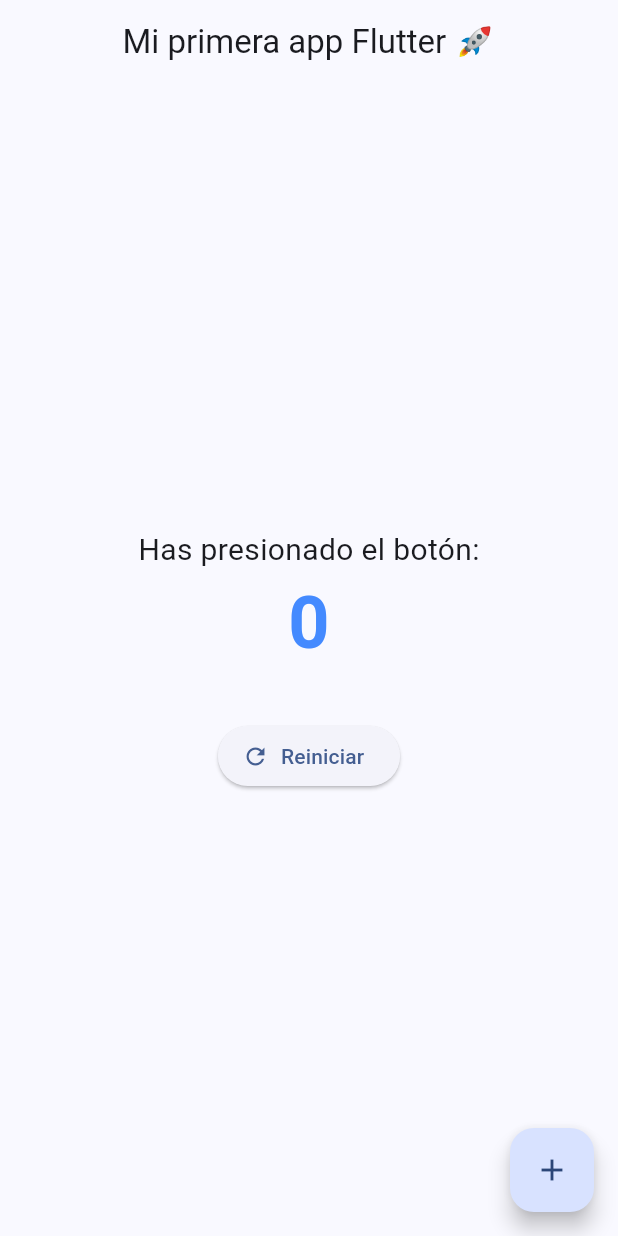
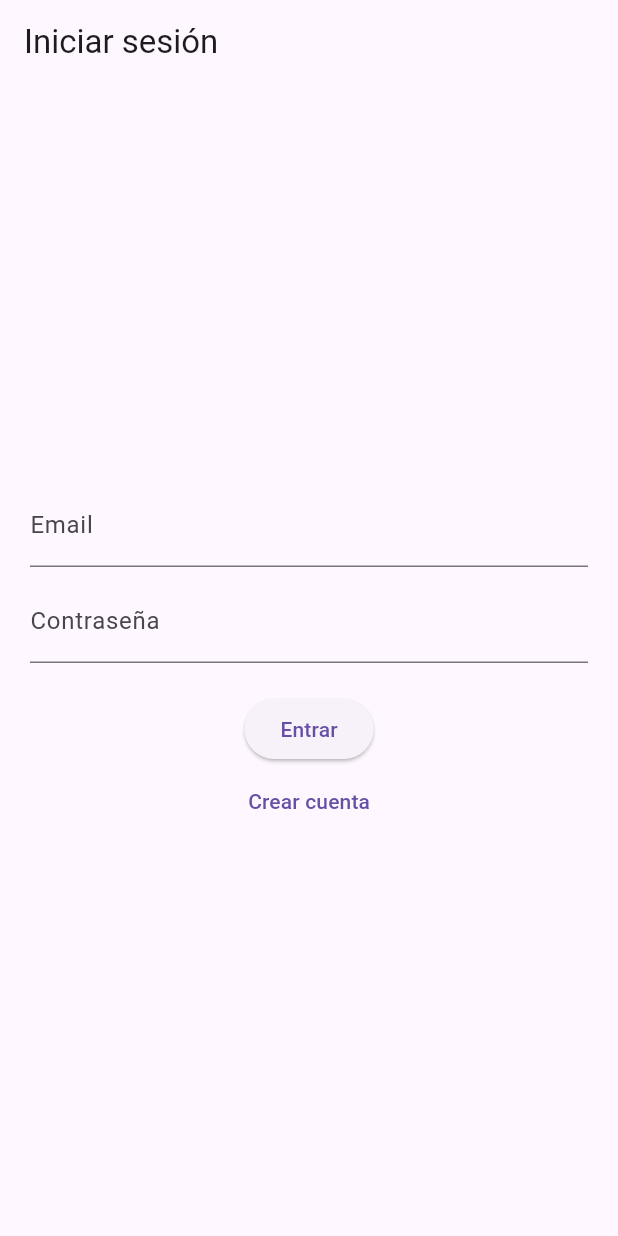
Before and after one commit to alusan9143/KilometrosYCentimos, a Flutter app: the screen it shows after launch, on a phone screen of 412 x 824 dp. Run offline on Flutter 3.47's test engine with Material 3 defaults, Android fonts, the light colour scheme and no system bars; our stand-ins replace firebase_auth, firebase_core; accounts and stored records are empty.

Commit message:
Cambios de archivos

```diff
--- a/Front/lib/main.dart
+++ b/Front/lib/main.dart
@@ -1,6 +1,13 @@
 import 'package:flutter/material.dart';
+import 'package:firebase_core/firebase_core.dart';
+import 'package:firebase_auth/firebase_auth.dart';
+import 'firebase_options.dart';
+import 'pages/login_page.dart';
+import 'pages/main_wrapper.dart';
 
-void main() {
+void main() async {
+  WidgetsFlutterBinding.ensureInitialized();
+  await Firebase.initializeApp(options: DefaultFirebaseOptions.currentPlatform);
   runApp(const MyApp());
 }
 
@@ -10,76 +17,36 @@ class MyApp extends StatelessWidget {
   @override
   Widget build(BuildContext context) {
     return MaterialApp(
-      debugShowCheckedModeBanner: false, // quita la etiqueta de "debug"
-      title: 'Mi Primera App Flutter',
-      theme: ThemeData(
-        colorScheme: ColorScheme.fromSeed(seedColor: Colors.blueAccent),
-        useMaterial3: true,
-      ),
-      home: const HomePage(),
+      title: 'Kilómetros y Céntimos',
+      theme: ThemeData(primarySwatch: Colors.blue),
+      home: const AuthGate(),
     );
   }
 }
 
-class HomePage extends StatefulWidget {
-  const HomePage({super.key});
-
-  @override
-  State<HomePage> createState() => _HomePageState();
-}
-
-class _HomePageState extends State<HomePage> {
-  int contador = 0;
-
-  void aumentar() {
-    setState(() {
-      contador++;
-    });
-  }
-
-  void reiniciar() {
-    setState(() {
-      contador = 0;
-    });
-  }
+class AuthGate extends StatelessWidget {
+  const AuthGate({super.key});
 
   @override
   Widget build(BuildContext context) {
-    return Scaffold(
-      appBar: AppBar(
-        title: const Text("Mi primera app Flutter 🚀"),
-        centerTitle: true,
-      ),
-      body: Center(
-        child: Column(
-          mainAxisAlignment: MainAxisAlignment.center,
-          children: [
-            const Text(
-              "Has presionado el botón:",
-              style: TextStyle(fontSize: 20),
-            ),
-            Text(
-              "$contador",
-              style: const TextStyle(
-                fontSize: 48,
-                fontWeight: FontWeight.bold,
-                color: Colors.blueAccent,
-              ),
-            ),
-            const SizedBox(height: 30),
-            ElevatedButton.icon(
-              onPressed: reiniciar,
-              icon: const Icon(Icons.refresh),
-              label: const Text("Reiniciar"),
-            ),
-          ],
-        ),
-      ),
-      floatingActionButton: FloatingActionButton(
-        onPressed: aumentar,
-        tooltip: 'Aumentar',
-        child: const Icon(Icons.add),
-      ),
+    return StreamBuilder<User?>(
+      stream: FirebaseAuth.instance.authStateChanges(),
+      builder: (context, snapshot) {
+        // Esperando Firebase...
+        if (snapshot.connectionState == ConnectionState.waiting) {
+          return const Scaffold(
+            body: Center(child: CircularProgressIndicator()),
+          );
+        }
+
+        // Usuario autenticado → mostrar app
+        if (snapshot.hasData) {
+          return const MainWrapper();
+        }
+
+        // No autenticado → mostrar login
+        return const LoginPage();
+      },
     );
   }
 }
--- /dev/null
+++ b/Front/lib/pages/login_page.dart
@@ -0,0 +1,43 @@
+import 'package:flutter/material.dart';
+import 'package:firebase_auth/firebase_auth.dart';
+
+class LoginPage extends StatefulWidget {
+  const LoginPage({super.key});
+  @override State<LoginPage> createState() => _LoginPageState();
+}
+
+class _LoginPageState extends State<LoginPage> {
+  final _email = TextEditingController();
+  final _password = TextEditingController();
+  bool _isLogin = true;
+
+  Future<void> _submit() async {
+    try {
+      if (_isLogin) {
+        await FirebaseAuth.instance.signInWithEmailAndPassword(email: _email.text.trim(), password: _password.text.trim());
+      } else {
+        await FirebaseAuth.instance.createUserWithEmailAndPassword(email: _email.text.trim(), password: _password.text.trim());
+      }
+      // auth state listener in MainWrapper will navigate
+    } on FirebaseAuthException catch (e) {
+      ScaffoldMessenger.of(context).showSnackBar(SnackBar(content: Text(e.message ?? 'Error')));
+    }
+  }
+
+  @override Widget build(BuildContext context) {
+    return Scaffold(
+      appBar: AppBar(title: Text(_isLogin ? 'Iniciar sesión' : 'Registro')),
+      body: Padding(
+        padding: const EdgeInsets.all(20),
+        child: Column(mainAxisAlignment: MainAxisAlignment.center, children: [
+          TextField(controller: _email, decoration: const InputDecoration(labelText: 'Email')),
+          const SizedBox(height: 8),
+          TextField(controller: _password, decoration: const InputDecoration(labelText: 'Contraseña')),
+          const SizedBox(height: 20),
+          ElevatedButton(onPressed: _submit, child: Text(_isLogin ? 'Entrar' : 'Registrarse')),
+          TextButton(onPressed: () => setState(() => _isLogin = !_isLogin), child: Text(_isLogin ? 'Crear cuenta' : 'Ya tengo cuenta')),
+        ]),
+      ),
+    );
+  }
+}
```
Also changed, not shown: Front/lib/pages/add_car_page.dart (added, +40 -0 lines), Front/lib/pages/car_detail_page.dart (added, +48 -0 lines), Front/lib/pages/fuel_page.dart (added, +40 -0 lines), Front/lib/pages/home_page.dart (added, +61 -0 lines), Front/lib/pages/kilometers_page.dart (added, +40 -0 lines), Front/lib/pages/main_wrapper.dart (added, +63 -0 lines), Front/lib/pages/mechanic_page.dart (added, +40 -0 lines), Front/lib/services/api_service.dart (added, +62 -0 lines), Front/lib/widgets/app_top_bar.dart (added, +25 -0 lines), Front/pubspec.yaml (+7 -76 lines), Front/firebase.json (added), Front/lib/firebase_options.dart (added), Front/lib/widgets/bottom_nav_bar.dart (added), Front/pubspec.lock, 23 other files.
